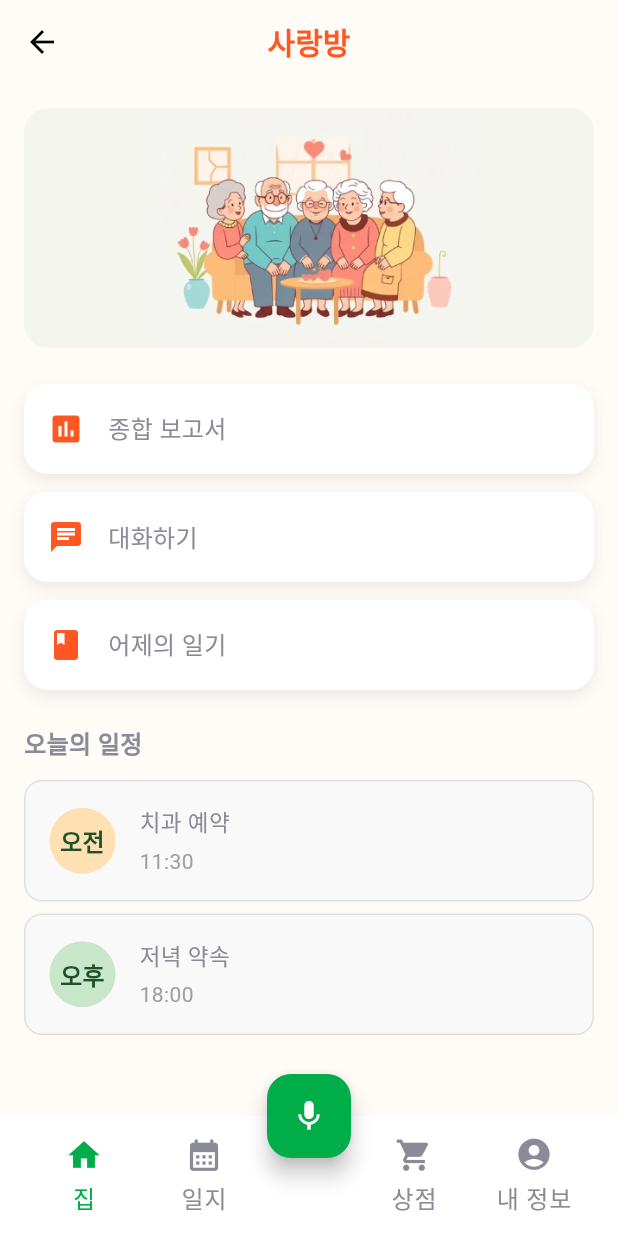
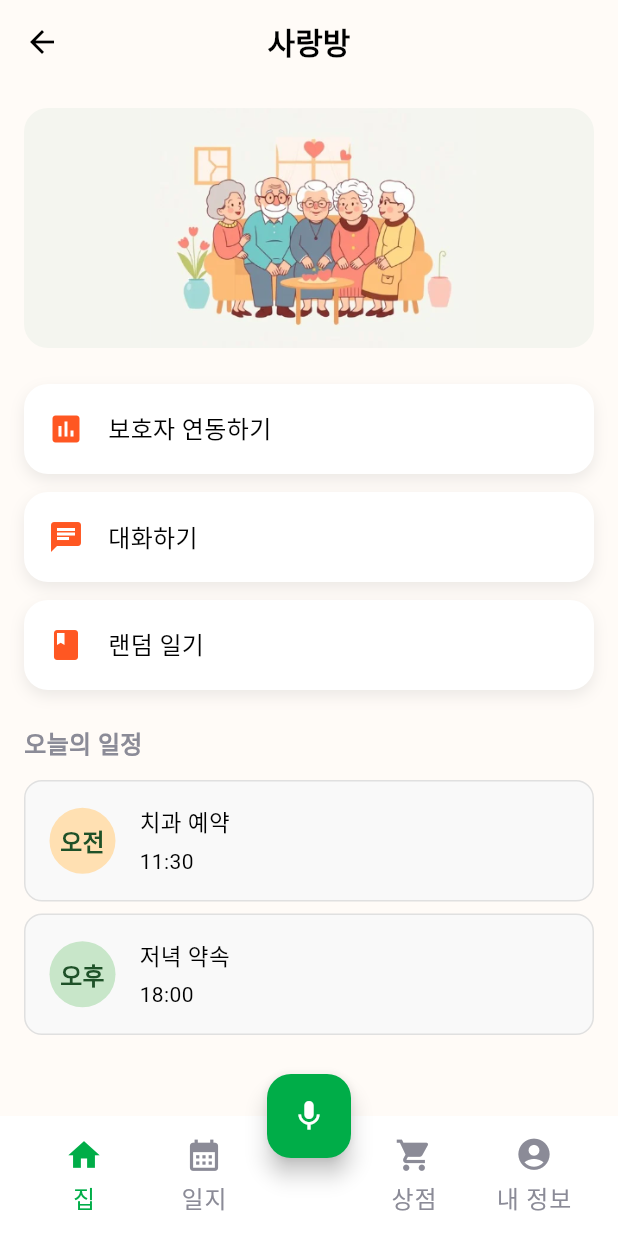
Before and after one commit to Eunverpool/SarangBang, a Flutter app: the screen it shows after launch, on a phone screen of 412 x 824 dp. Run offline on Flutter 3.47's test engine with Material 3 defaults, Android fonts, the phone set to English and light mode, and no system bars; our stand-ins replace cached_network_image, file_picker, flutter_credit_card, flutter_svg, flutter_tts, form_field_validator and 4 more; missing offline and left inert: tosspayments_widget_sdk_flutter; network calls fail; Roboto replaces fonts that are missing (Gilroy); project files that could hold a hidden picture were left out.

Commit message:
0527 1112 랜덤일기 구현

```diff
--- a/lib/views/home/home_page.dart
+++ b/lib/views/home/home_page.dart
@@ -1,9 +1,27 @@
 import 'package:flutter/material.dart';
 import '../../core/constants/app_colors.dart';
 import '../chat/chat_page.dart';
+import 'package:grocery/core/routes/app_routes.dart';
+import '../../../data/report_data.dart';
+import 'package:http/http.dart' as http;
+import '/utils/device_id_manager.dart';
+import 'dart:convert';
 
-class HomePage extends StatelessWidget {
+class HomePage extends StatefulWidget {
   const HomePage({super.key});
+
+  @override
+  State<HomePage> createState() => _HomePageState();
+}
+
+class _HomePageState extends State<HomePage> {
+  @override
+  void initState() {
+    super.initState();
+    fetchAndStoreReports().then((_) {
+      setState(() {}); // 데이터 불러오면 UI 새로고침
+    });
+  }
 
   @override
   Widget build(BuildContext context) {
@@ -18,7 +36,7 @@ class HomePage extends StatelessWidget {
           style: TextStyle(
             fontSize: 20,
             fontWeight: FontWeight.bold,
-            color: Colors.deepOrange,
+            color: Colors.black,
           ),
         ),
       ),
@@ -35,15 +53,35 @@ class HomePage extends StatelessWidget {
             ),
           ),
           const SizedBox(height: 24),
-          _buildCardItem(context, Icons.insert_chart, "종합 보고서"),
+          _buildCardItem(context, Icons.insert_chart, "보호자 연동하기"),
           const SizedBox(height: 12),
           _buildCardItem(context, Icons.chat, "대화하기", onTap: () {
-            Navigator.push(context, MaterialPageRoute(builder: (_) => const ChatPage()));
+            Navigator.push(
+                context, MaterialPageRoute(builder: (_) => const ChatPage()));
           }),
           const SizedBox(height: 12),
-          _buildCardItem(context, Icons.book, "어제의 일기"),
+          _buildCardItem(context, Icons.book, "랜덤 일기", onTap: () async {
+            final userUuid = "uuid-1234"; // 사용자 ID 가져오기
+
+            final response = await http.get(Uri.parse(
+                'http://localhost:3000/dairy/random-diary?user_uuid=$userUuid'));
+
+            if (response.statusCode == 200) {
+              final data = jsonDecode(response.body);
+              final randomDate = DateTime.parse(data['date']);
+
+              Navigator.pushNamed(
+                context,
+                AppRoutes.reportPage,
+                arguments: randomDate,
+              );
+            } else {
+              print("에러 발생인듯?");
+            }
+          }),
           const SizedBox(height: 24),
-          const Text("오늘의 일정", style: TextStyle(fontSize: 16, fontWeight: FontWeight.bold)),
+          const Text("오늘의 일정",
+              style: TextStyle(fontSize: 16, fontWeight: FontWeight.bold)),
           const SizedBox(height: 12),
           _buildActivityItem("오전", "치과 예약", "11:30"),
           const SizedBox(height: 8),
@@ -53,7 +91,8 @@ class HomePage extends StatelessWidget {
     );
   }
 
-  Widget _buildCardItem(BuildContext context, IconData icon, String title, {VoidCallback? onTap}) {
+  Widget _buildCardItem(BuildContext context, IconData icon, String title,
+      {VoidCallback? onTap}) {
     return GestureDetector(
       onTap: onTap,
       child: Container(
@@ -73,7 +112,8 @@ class HomePage extends StatelessWidget {
           children: [
             Icon(icon, color: Colors.deepOrange),
             const SizedBox(width: 16),
-            Text(title, style: const TextStyle(fontSize: 16)),
+            Text(title,
+                style: const TextStyle(fontSize: 16, color: Colors.black)),
           ],
         ),
       ),
@@ -92,16 +132,22 @@ class HomePage extends StatelessWidget {
         children: [
           CircleAvatar(
             radius: 22,
-            backgroundColor: time == "오전" ? Colors.orange.shade100 : Colors.green.shade100,
-            child: Text(time, style: const TextStyle(fontWeight: FontWeight.bold)),
+            backgroundColor:
+                time == "오전" ? Colors.orange.shade100 : Colors.green.shade100,
+            child:
+                Text(time, style: const TextStyle(fontWeight: FontWeight.bold)),
           ),
           const SizedBox(width: 16),
           Column(
             crossAxisAlignment: CrossAxisAlignment.start,
             children: [
-              Text(title, style: const TextStyle(fontSize: 15, fontWeight: FontWeight.w500)),
+              Text(title,
+                  style: const TextStyle(
+                      fontSize: 15,
+                      fontWeight: FontWeight.w500,
+                      color: Colors.black)),
               const SizedBox(height: 4),
-              Text(subtitle, style: const TextStyle(color: Colors.grey)),
+              Text(subtitle, style: const TextStyle(color: Colors.black)),
             ],
           ),
         ],
```
